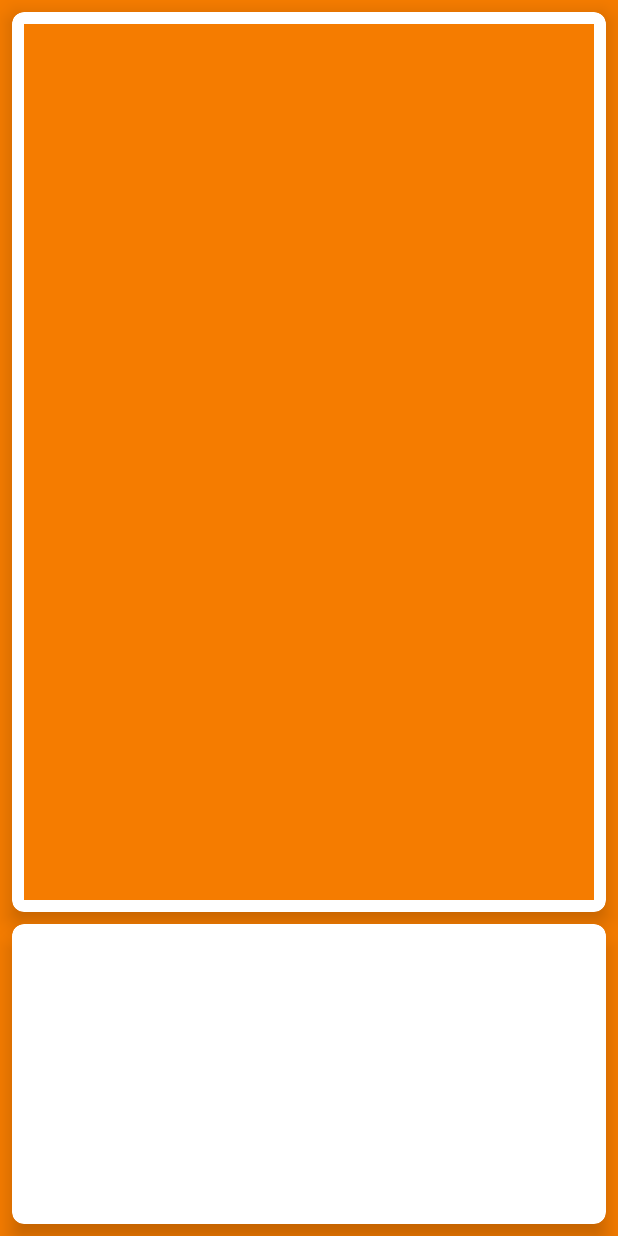
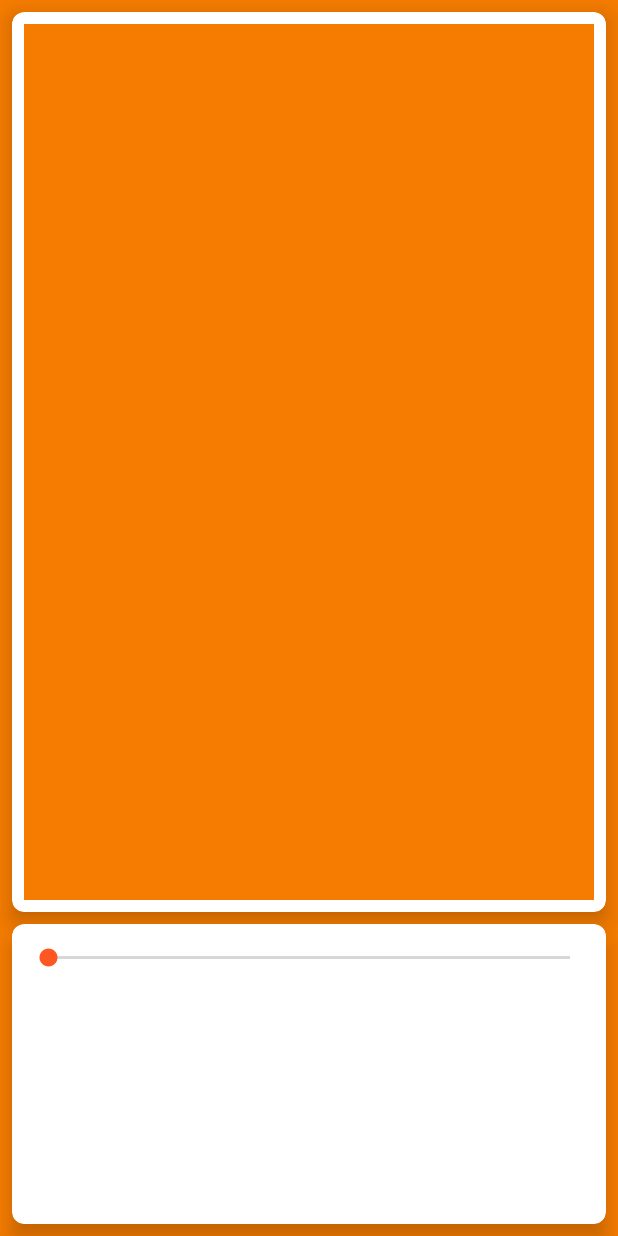
Before and after one commit to andrewLauer/MemeFryer, an Android app: the FrierActivity screen opened directly, with no data from a screen before it, on a phone screen of 412 x 824 dp. Run offline under Robolectric (Android 15) with nearby library versions, the phone set to English and light mode, and no system bars.

Commit message:
gang gang (test)

```diff
--- a/app/src/main/res/layout/activity_frier.xml
+++ b/app/src/main/res/layout/activity_frier.xml
@@ -57,6 +57,17 @@
         app:layout_constraintEnd_toEndOf="parent"
         app:layout_constraintStart_toStartOf="parent">
 
+        <LinearLayout
+            android:layout_width="match_parent"
+            android:layout_height="match_parent"
+            android:orientation="vertical">
+
+            <SeekBar
+                android:id="@+id/seekBar"
+                android:layout_width="match_parent"
+                android:layout_height="wrap_content"
+                android:paddingTop="5dp" />
+        </LinearLayout>
     </android.support.v7.widget.CardView>
 
 </android.support.constraint.ConstraintLayout>
--- a/app/src/main/res/values/colors.xml
+++ b/app/src/main/res/values/colors.xml
@@ -3,7 +3,7 @@
     <color name="colorPrimary">#FF9800</color>
     <color name="colorPrimaryDark">#f57c00</color>
     <!-- <color name="colorPrimaryLight">#FFE0B2</color> -->
-    <color name="colorAccent">#FF5722</color>
+    <color name="colorAccent">#ff5722</color>
     <!-- <color name="colorPrimaryText">#212121</color> -->
     <!-- <color name="colorSecondaryText">#757575</color> -->
     <!-- <color name="colorDivider">#BDBDBD</color> -->
```
